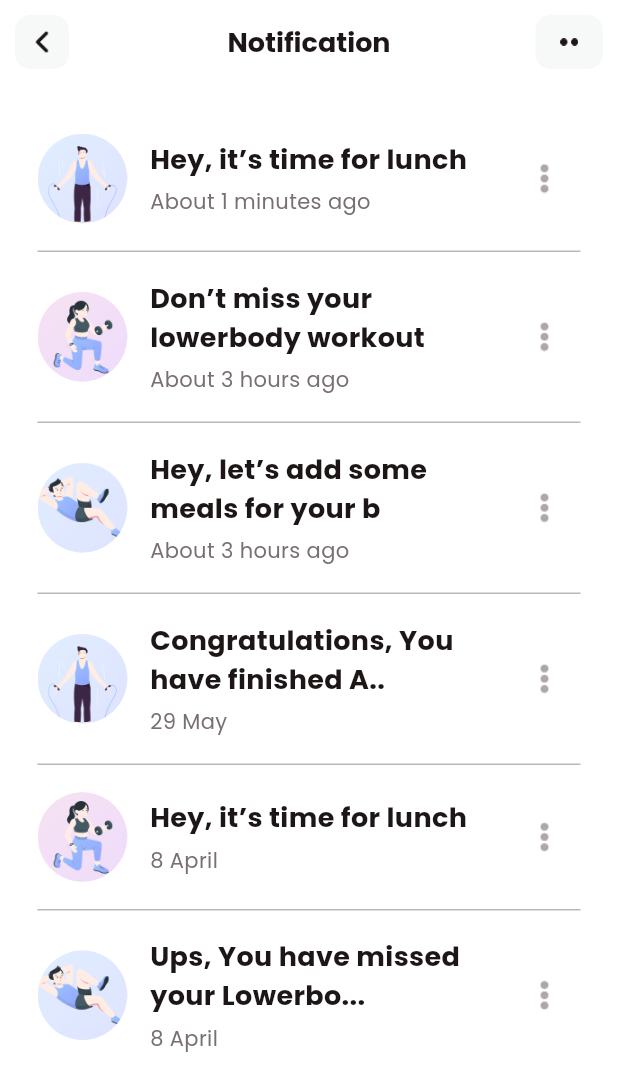
After one commit to asm2212/exe_app, a Flutter app: the NotificationScreen screen opened directly, on a phone screen of 412 x 824 dp. The commit adds this screen. Shown: the top 1091 px of the screen. Run offline on Flutter 3.47's test engine with Material 3 defaults, Android fonts, the phone set to English and light mode, and no system bars; our stand-ins replace carousel_slider, fl_chart, simple_circular_progress_bar; missing offline and left inert: dotted_dashed_line, simple_animation_progress_bar.

Commit message:
Add a NotificationScreen with ListView for displaying notifications and custom app bar actions

```diff
--- a/lib/screen/home/home_screen.dart
+++ b/lib/screen/home/home_screen.dart
@@ -2,6 +2,7 @@ import 'package:dotted_dashed_line/dotted_dashed_line.dart';
 import 'package:fit_app/common/color_extension.dart';
 import 'package:fit_app/common_widgets/round_button.dart';
 import 'package:fit_app/common_widgets/workout_row.dart';
+import 'package:fit_app/screen/home/notification_screen.dart';
 import 'package:fl_chart/fl_chart.dart';
 import 'package:flutter/material.dart';
 import 'package:simple_animation_progress_bar/simple_animation_progress_bar.dart';
@@ -159,7 +160,11 @@ class _HomeScreenState extends State<HomeScreen> {
                           ],
                         ),
                         IconButton(
-                          onPressed: () {},
+                          onPressed: () {
+                            Navigator.push(context,
+                            MaterialPageRoute(
+                              builder: (context) => const NotificationScreen()));
+                          },
                           icon: Image.asset(
                             "assets/images/notification_active.png",
                             width: 25,
--- /dev/null
+++ b/lib/screen/home/notification_screen.dart
@@ -0,0 +1,157 @@
+import 'package:fit_app/common/color_extension.dart';
+import 'package:flutter/material.dart';
+
+class NotificationScreen extends StatefulWidget {
+  const NotificationScreen({super.key});
+
+  @override
+  State<NotificationScreen> createState() => _NotificationScreenState();
+}
+
+class _NotificationScreenState extends State<NotificationScreen> {
+
+    List notificationArr = [
+    {"image": "assets/images/Workout1.png",
+    "title": "Hey, it’s time for lunch",
+    "time": "About 1 minutes ago"},
+
+    {"image": "assets/images/Workout2.png",
+     "title": "Don’t miss your lowerbody workout",
+      "time": "About 3 hours ago"},
+
+    {"image": "assets/images/Workout3.png",
+     "title": "Hey, let’s add some meals for your b",
+     "time": "About 3 hours ago"},
+
+    {"image": "assets/images/Workout1.png",
+    "title": "Congratulations, You have finished A..",
+     "time": "29 May"},
+
+    {"image": "assets/images/Workout2.png",
+    "title": "Hey, it’s time for lunch",
+     "time": "8 April"},
+
+    {"image": "assets/images/Workout3.png",
+    "title": "Ups, You have missed your Lowerbo...",
+    "time": "8 April"},
+  ];
+  @override
+
+  Widget build(BuildContext context) {
+    return Scaffold(
+      appBar: AppBar(
+        backgroundColor: ColorExtension.white,
+        centerTitle: true,
+        elevation: 0,
+        leading: InkWell(
+          onTap: () {
+            Navigator.pop(context);
+          },
+          child: Container(
+              margin: const EdgeInsets.all(10),
+              height: 45,
+              width: 45,
+              alignment: Alignment.center,
+              decoration: BoxDecoration(
+                color: ColorExtension.lightGray,
+                borderRadius: BorderRadius.circular(10),
+              ),
+              child: Image.asset(
+                "assets/images/black_btn.png",
+                fit: BoxFit.contain,
+                height: 15,
+                width: 15,
+              )),
+        ),
+        title: Text('Notification',
+            style: TextStyle(
+                fontSize: 18,
+                fontWeight: FontWeight.w700,
+                color: ColorExtension.black)),
+                actions: [
+                  InkWell(
+          onTap: () {},
+          child: Container(
+              margin: const EdgeInsets.all(10),
+              height: 45,
+              width: 45,
+              alignment: Alignment.center,
+              decoration: BoxDecoration(
+                color: ColorExtension.lightGray,
+                borderRadius: BorderRadius.circular(10),
+              ),
+              child: Image.asset(
+                "assets/images/more_btn.png",
+                fit: BoxFit.contain,
+                height: 12,
+                width: 12,
+              )),
+        ),
+                ],
+      ),
+      backgroundColor: ColorExtension.white,
+      body: ListView.separated(
+        padding: const EdgeInsets.symmetric(vertical: 15,horizontal: 25),
+        itemBuilder: ((context, index) {
+        var nObj = notificationArr[index] as Map? ?? {};
+        return Padding(
+          padding: const EdgeInsets.symmetric(vertical: 18),
+          child: Row(
+            children: [
+             ClipRRect(
+              borderRadius: BorderRadius.circular(50),
+              child: Image.asset(
+                nObj["image"].toString(),
+                width: 60,
+                height: 60,
+                fit: BoxFit.cover,
+              ),
+            ),
+            const SizedBox(width: 15,),
+            Expanded(
+              child: Column(
+                crossAxisAlignment: CrossAxisAlignment.start,
+                children: [
+                  Text(
+                     nObj["title"].toString(),
+                    style: TextStyle(
+                      color: ColorExtension.black,
+                      fontSize: 18,
+                      fontWeight: FontWeight.w700,
+                    ),
+                  ),
+                  const SizedBox(height: 5,),
+                  Text(
+                    nObj["time"].toString(),
+                    style: TextStyle(
+                      color: ColorExtension.gray,
+                      fontSize: 14,
+                    ),
+                  ),
+
+                ],
+              ),),
+            IconButton(
+              onPressed: (){},
+              icon: Image.asset(
+                "assets/images/sub_menu.png",
+                width: 20,
+                height: 20,
+                fit: BoxFit.contain,
+              ),
+              ),
+            ],
+          ),
+        );
+        }),
+        separatorBuilder: (context, index){
+          return Divider(
+            height: 1,
+            color: ColorExtension.gray.withOpacity(0.5),
+          );
+        },
+        itemCount: notificationArr.length
+        ),
+    );
+  }
+}
--- a/pubspec.yaml
+++ b/pubspec.yaml
@@ -34,4 +34,6 @@ flutter:
       fonts:
         - asset: assets/fonts/Poppins-Bold.ttf
           weight: 700
+        - asset: assets/fonts/Poppins-Medium.ttf
+          weight: 500
         - asset: assets/fonts/Poppins-Regular.ttf
```
